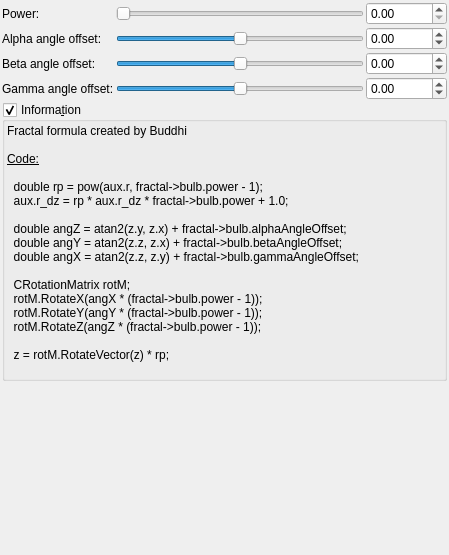
Qt form mandelbulber2/qt_data/fractal_mandelbulb4.ui (buddhi1980/mandelbulber2) before a commit.
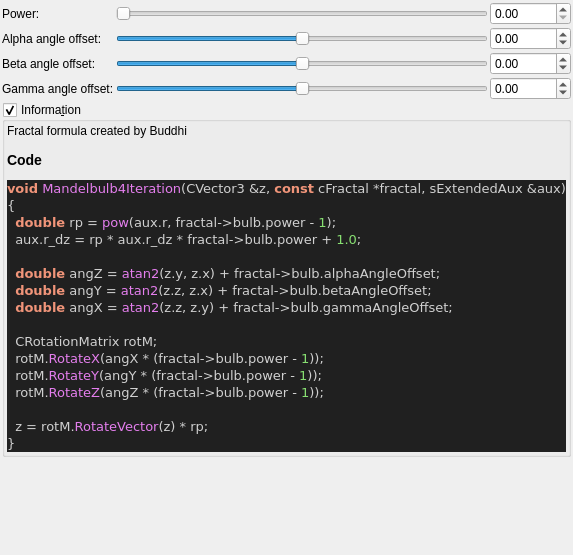
The same form after that commit. Custom widgets are drawn as their Qt base class.

The edit to the form file:
```diff
--- a/mandelbulber2/qt_data/fractal_mandelbulb4.ui
+++ b/mandelbulber2/qt_data/fractal_mandelbulb4.ui
@@ -300,28 +300,37 @@
       <item>
        <widget class="QLabel" name="label_4">
         <property name="text">
-         <string>&lt;!DOCTYPE HTML PUBLIC &quot;-//W3C//DTD HTML 4.0//EN&quot; &quot;http://www.w3.org/TR/REC-html40/strict.dtd&quot;&gt;
-&lt;html&gt;&lt;head&gt;&lt;meta name=&quot;qrichtext&quot; content=&quot;1&quot; /&gt;&lt;style type=&quot;text/css&quot;&gt;
-p, li { white-space: pre-wrap; }
-&lt;/style&gt;&lt;/head&gt;&lt;body&gt;
-&lt;p style=&quot; margin-top:0px; margin-bottom:0px; margin-left:0px; margin-right:0px; -qt-block-indent:0; text-indent:0px;&quot;&gt;Fractal formula created by Buddhi&lt;/p&gt;
-&lt;p style=&quot;-qt-paragraph-type:empty; margin-top:0px; margin-bottom:0px; margin-left:0px; margin-right:0px; -qt-block-indent:0; text-indent:0px;&quot;&gt;&lt;br /&gt;&lt;/p&gt;
-&lt;p style=&quot; margin-top:0px; margin-bottom:0px; margin-left:0px; margin-right:0px; -qt-block-indent:0; text-indent:0px;&quot;&gt;&lt;span style=&quot; text-decoration: underline;&quot;&gt;Code:&lt;/span&gt;&lt;/p&gt;
-&lt;p style=&quot;-qt-paragraph-type:empty; margin-top:0px; margin-bottom:0px; margin-left:0px; margin-right:0px; -qt-block-indent:0; text-indent:0px; text-decoration: underline;&quot;&gt;&lt;br /&gt;&lt;/p&gt;
-&lt;p style=&quot; margin-top:0px; margin-bottom:0px; margin-left:0px; margin-right:0px; -qt-block-indent:0; text-indent:0px;&quot;&gt;  double rp = pow(aux.r, fractal-&amp;gt;bulb.power - 1);&lt;/p&gt;
-&lt;p style=&quot; margin-top:0px; margin-bottom:0px; margin-left:0px; margin-right:0px; -qt-block-indent:0; text-indent:0px;&quot;&gt;  aux.r_dz = rp * aux.r_dz * fractal-&amp;gt;bulb.power + 1.0;&lt;/p&gt;
-&lt;p style=&quot;-qt-paragraph-type:empty; margin-top:0px; margin-bottom:0px; margin-left:0px; margin-right:0px; -qt-block-indent:0; text-indent:0px;&quot;&gt;&lt;br /&gt;&lt;/p&gt;
-&lt;p style=&quot; margin-top:0px; margin-bottom:0px; margin-left:0px; margin-right:0px; -qt-block-indent:0; text-indent:0px;&quot;&gt;  double angZ = atan2(z.y, z.x) + fractal-&amp;gt;bulb.alphaAngleOffset;&lt;/p&gt;
-&lt;p style=&quot; margin-top:0px; margin-bottom:0px; margin-left:0px; margin-right:0px; -qt-block-indent:0; text-indent:0px;&quot;&gt;  double angY = atan2(z.z, z.x) + fractal-&amp;gt;bulb.betaAngleOffset;&lt;/p&gt;
-&lt;p style=&quot; margin-top:0px; margin-bottom:0px; margin-left:0px; margin-right:0px; -qt-block-indent:0; text-indent:0px;&quot;&gt;  double angX = atan2(z.z, z.y) + fractal-&amp;gt;bulb.gammaAngleOffset;&lt;/p&gt;
-&lt;p style=&quot;-qt-paragraph-type:empty; margin-top:0px; margin-bottom:0px; margin-left:0px; margin-right:0px; -qt-block-indent:0; text-indent:0px;&quot;&gt;&lt;br /&gt;&lt;/p&gt;
-&lt;p style=&quot; margin-top:0px; margin-bottom:0px; margin-left:0px; margin-right:0px; -qt-block-indent:0; text-indent:0px;&quot;&gt;  CRotationMatrix rotM;&lt;/p&gt;
-&lt;p style=&quot; margin-top:0px; margin-bottom:0px; margin-left:0px; margin-right:0px; -qt-block-indent:0; text-indent:0px;&quot;&gt;  rotM.RotateX(angX * (fractal-&amp;gt;bulb.power - 1));&lt;/p&gt;
-&lt;p style=&quot; margin-top:0px; margin-bottom:0px; margin-left:0px; margin-right:0px; -qt-block-indent:0; text-indent:0px;&quot;&gt;  rotM.RotateY(angY * (fractal-&amp;gt;bulb.power - 1));&lt;/p&gt;
-&lt;p style=&quot; margin-top:0px; margin-bottom:0px; margin-left:0px; margin-right:0px; -qt-block-indent:0; text-indent:0px;&quot;&gt;  rotM.RotateZ(angZ * (fractal-&amp;gt;bulb.power - 1));&lt;/p&gt;
-&lt;p style=&quot;-qt-paragraph-type:empty; margin-top:0px; margin-bottom:0px; margin-left:0px; margin-right:0px; -qt-block-indent:0; text-indent:0px;&quot;&gt;&lt;br /&gt;&lt;/p&gt;
-&lt;p style=&quot; margin-top:0px; margin-bottom:0px; margin-left:0px; margin-right:0px; -qt-block-indent:0; text-indent:0px;&quot;&gt;  z = rotM.RotateVector(z) * rp;&lt;/p&gt;
-&lt;p style=&quot;-qt-paragraph-type:empty; margin-top:0px; margin-bottom:0px; margin-left:0px; margin-right:0px; -qt-block-indent:0; text-indent:0px;&quot;&gt;&lt;br /&gt;&lt;/p&gt;&lt;/body&gt;&lt;/html&gt;</string>
+         <string>&lt;p&gt;Fractal formula created by Buddhi&lt;/p&gt;&lt;table&gt;
+&lt;/table&gt;
+&lt;h3&gt;Code&lt;/h3&gt;
+&lt;!DOCTYPE HTML PUBLIC &quot;-//W3C//DTD HTML 4.0 Transitional//EN&quot;&gt;
+&lt;html&gt;
+&lt;head&gt;
+&lt;meta http-equiv=&quot;content-type&quot; content=&quot;text/html; charset=ISO-8859-1&quot;&gt;
+&lt;title&gt;Source file&lt;/title&gt;
+&lt;/head&gt;
+&lt;body style=&quot;background-color:#202020&quot;&gt;
+&lt;pre style=&quot;color:#d0d0d0; background-color:#202020; font-size:10pt; font-family:'Courier New';&quot;&gt;&lt;span style=&quot;color:#f09479; font-weight:bold&quot;&gt;void&lt;/span&gt; &lt;span style=&quot;color:#e47eed&quot;&gt;Mandelbulb4Iteration&lt;/span&gt;&lt;span style=&quot;color:#d0d0d0&quot;&gt;(&lt;/span&gt;CVector3 &lt;span style=&quot;color:#d0d0d0&quot;&gt;&amp;amp;&lt;/span&gt;z&lt;span style=&quot;color:#d0d0d0&quot;&gt;,&lt;/span&gt; &lt;span style=&quot;color:#f09479; font-weight:bold&quot;&gt;const&lt;/span&gt; cFractal &lt;span style=&quot;color:#d0d0d0&quot;&gt;*&lt;/span&gt;fractal&lt;span style=&quot;color:#d0d0d0&quot;&gt;,&lt;/span&gt; sExtendedAux &lt;span style=&quot;color:#d0d0d0&quot;&gt;&amp;amp;&lt;/span&gt;aux&lt;span style=&quot;color:#d0d0d0&quot;&gt;)&lt;/span&gt;
+&lt;span style=&quot;color:#d0d0d0&quot;&gt;{&lt;/span&gt;
+  &lt;span style=&quot;color:#f09479; font-weight:bold&quot;&gt;double&lt;/span&gt; rp &lt;span style=&quot;color:#d0d0d0&quot;&gt;=&lt;/span&gt; &lt;span style=&quot;color:#e47eed&quot;&gt;pow&lt;/span&gt;&lt;span style=&quot;color:#d0d0d0&quot;&gt;(&lt;/span&gt;aux&lt;span style=&quot;color:#d0d0d0&quot;&gt;.&lt;/span&gt;r&lt;span style=&quot;color:#d0d0d0&quot;&gt;,&lt;/span&gt; fractal&lt;span style=&quot;color:#d0d0d0&quot;&gt;-&amp;gt;&lt;/span&gt;bulb&lt;span style=&quot;color:#d0d0d0&quot;&gt;.&lt;/span&gt;power &lt;span style=&quot;color:#d0d0d0&quot;&gt;-&lt;/span&gt; &lt;span style=&quot;color:#87df71&quot;&gt;1&lt;/span&gt;&lt;span style=&quot;color:#d0d0d0&quot;&gt;);&lt;/span&gt;
+  aux&lt;span style=&quot;color:#d0d0d0&quot;&gt;.&lt;/span&gt;r_dz &lt;span style=&quot;color:#d0d0d0&quot;&gt;=&lt;/span&gt; rp &lt;span style=&quot;color:#d0d0d0&quot;&gt;*&lt;/span&gt; aux&lt;span style=&quot;color:#d0d0d0&quot;&gt;.&lt;/span&gt;r_dz &lt;span style=&quot;color:#d0d0d0&quot;&gt;*&lt;/span&gt; fractal&lt;span style=&quot;color:#d0d0d0&quot;&gt;-&amp;gt;&lt;/span&gt;bulb&lt;span style=&quot;color:#d0d0d0&quot;&gt;.&lt;/span&gt;power &lt;span style=&quot;color:#d0d0d0&quot;&gt;+&lt;/span&gt; &lt;span style=&quot;color:#87df71&quot;&gt;1.0&lt;/span&gt;&lt;span style=&quot;color:#d0d0d0&quot;&gt;;&lt;/span&gt;
+
+  &lt;span style=&quot;color:#f09479; font-weight:bold&quot;&gt;double&lt;/span&gt; angZ &lt;span style=&quot;color:#d0d0d0&quot;&gt;=&lt;/span&gt; &lt;span style=&quot;color:#e47eed&quot;&gt;atan2&lt;/span&gt;&lt;span style=&quot;color:#d0d0d0&quot;&gt;(&lt;/span&gt;z&lt;span style=&quot;color:#d0d0d0&quot;&gt;.&lt;/span&gt;y&lt;span style=&quot;color:#d0d0d0&quot;&gt;,&lt;/span&gt; z&lt;span style=&quot;color:#d0d0d0&quot;&gt;.&lt;/span&gt;x&lt;span style=&quot;color:#d0d0d0&quot;&gt;) +&lt;/span&gt; fractal&lt;span style=&quot;color:#d0d0d0&quot;&gt;-&amp;gt;&lt;/span&gt;bulb&lt;span style=&quot;color:#d0d0d0&quot;&gt;.&lt;/span&gt;alphaAngleOffset&lt;span style=&quot;color:#d0d0d0&quot;&gt;;&lt;/span&gt;
+  &lt;span style=&quot;color:#f09479; font-weight:bold&quot;&gt;double&lt;/span&gt; angY &lt;span style=&quot;color:#d0d0d0&quot;&gt;=&lt;/span&gt; &lt;span style=&quot;color:#e47eed&quot;&gt;atan2&lt;/span&gt;&lt;span style=&quot;color:#d0d0d0&quot;&gt;(&lt;/span&gt;z&lt;span style=&quot;color:#d0d0d0&quot;&gt;.&lt;/span&gt;z&lt;span style=&quot;color:#d0d0d0&quot;&gt;,&lt;/span&gt; z&lt;span style=&quot;color:#d0d0d0&quot;&gt;.&lt;/span&gt;x&lt;span style=&quot;color:#d0d0d0&quot;&gt;) +&lt;/span&gt; fractal&lt;span style=&quot;color:#d0d0d0&quot;&gt;-&amp;gt;&lt;/span&gt;bulb&lt;span style=&quot;color:#d0d0d0&quot;&gt;.&lt;/span&gt;betaAngleOffset&lt;span style=&quot;color:#d0d0d0&quot;&gt;;&lt;/span&gt;
+  &lt;span style=&quot;color:#f09479; font-weight:bold&quot;&gt;double&lt;/span&gt; angX &lt;span style=&quot;color:#d0d0d0&quot;&gt;=&lt;/span&gt; &lt;span style=&quot;color:#e47eed&quot;&gt;atan2&lt;/span&gt;&lt;span style=&quot;color:#d0d0d0&quot;&gt;(&lt;/span&gt;z&lt;span style=&quot;color:#d0d0d0&quot;&gt;.&lt;/span&gt;z&lt;span style=&quot;color:#d0d0d0&quot;&gt;,&lt;/span&gt; z&lt;span style=&quot;color:#d0d0d0&quot;&gt;.&lt;/span&gt;y&lt;span style=&quot;color:#d0d0d0&quot;&gt;) +&lt;/span&gt; fractal&lt;span style=&quot;color:#d0d0d0&quot;&gt;-&amp;gt;&lt;/span&gt;bulb&lt;span style=&quot;color:#d0d0d0&quot;&gt;.&lt;/span&gt;gammaAngleOffset&lt;span style=&quot;color:#d0d0d0&quot;&gt;;&lt;/span&gt;
+
+  CRotationMatrix rotM&lt;span style=&quot;color:#d0d0d0&quot;&gt;;&lt;/span&gt;
+  rotM&lt;span style=&quot;color:#d0d0d0&quot;&gt;.&lt;/span&gt;&lt;span style=&quot;color:#e47eed&quot;&gt;RotateX&lt;/span&gt;&lt;span style=&quot;color:#d0d0d0&quot;&gt;(&lt;/span&gt;angX &lt;span style=&quot;color:#d0d0d0&quot;&gt;* (&lt;/span&gt;fractal&lt;span style=&quot;color:#d0d0d0&quot;&gt;-&amp;gt;&lt;/span&gt;bulb&lt;span style=&quot;color:#d0d0d0&quot;&gt;.&lt;/span&gt;power &lt;span style=&quot;color:#d0d0d0&quot;&gt;-&lt;/span&gt; &lt;span style=&quot;color:#87df71&quot;&gt;1&lt;/span&gt;&lt;span style=&quot;color:#d0d0d0&quot;&gt;));&lt;/span&gt;
+  rotM&lt;span style=&quot;color:#d0d0d0&quot;&gt;.&lt;/span&gt;&lt;span style=&quot;color:#e47eed&quot;&gt;RotateY&lt;/span&gt;&lt;span style=&quot;color:#d0d0d0&quot;&gt;(&lt;/span&gt;angY &lt;span style=&quot;color:#d0d0d0&quot;&gt;* (&lt;/span&gt;fractal&lt;span style=&quot;color:#d0d0d0&quot;&gt;-&amp;gt;&lt;/span&gt;bulb&lt;span style=&quot;color:#d0d0d0&quot;&gt;.&lt;/span&gt;power &lt;span style=&quot;color:#d0d0d0&quot;&gt;-&lt;/span&gt; &lt;span style=&quot;color:#87df71&quot;&gt;1&lt;/span&gt;&lt;span style=&quot;color:#d0d0d0&quot;&gt;));&lt;/span&gt;
+  rotM&lt;span style=&quot;color:#d0d0d0&quot;&gt;.&lt;/span&gt;&lt;span style=&quot;color:#e47eed&quot;&gt;RotateZ&lt;/span&gt;&lt;span style=&quot;color:#d0d0d0&quot;&gt;(&lt;/span&gt;angZ &lt;span style=&quot;color:#d0d0d0&quot;&gt;* (&lt;/span&gt;fractal&lt;span style=&quot;color:#d0d0d0&quot;&gt;-&amp;gt;&lt;/span&gt;bulb&lt;span style=&quot;color:#d0d0d0&quot;&gt;.&lt;/span&gt;power &lt;span style=&quot;color:#d0d0d0&quot;&gt;-&lt;/span&gt; &lt;span style=&quot;color:#87df71&quot;&gt;1&lt;/span&gt;&lt;span style=&quot;color:#d0d0d0&quot;&gt;));&lt;/span&gt;
+
+  z &lt;span style=&quot;color:#d0d0d0&quot;&gt;=&lt;/span&gt; rotM&lt;span style=&quot;color:#d0d0d0&quot;&gt;.&lt;/span&gt;&lt;span style=&quot;color:#e47eed&quot;&gt;RotateVector&lt;/span&gt;&lt;span style=&quot;color:#d0d0d0&quot;&gt;(&lt;/span&gt;z&lt;span style=&quot;color:#d0d0d0&quot;&gt;) *&lt;/span&gt; rp&lt;span style=&quot;color:#d0d0d0&quot;&gt;;&lt;/span&gt;
+&lt;span style=&quot;color:#d0d0d0&quot;&gt;}&lt;/span&gt;
+&lt;/pre&gt;
+&lt;/body&gt;
+&lt;/html&gt;
+&lt;!--HTML generated by highlight 3.9, http://www.andre-simon.de/--&gt;
+</string>
         </property>
         <property name="wordWrap">
          <bool>true</bool>
```
Left out of the diff: 2 changed lines with no effect on the pictures.
